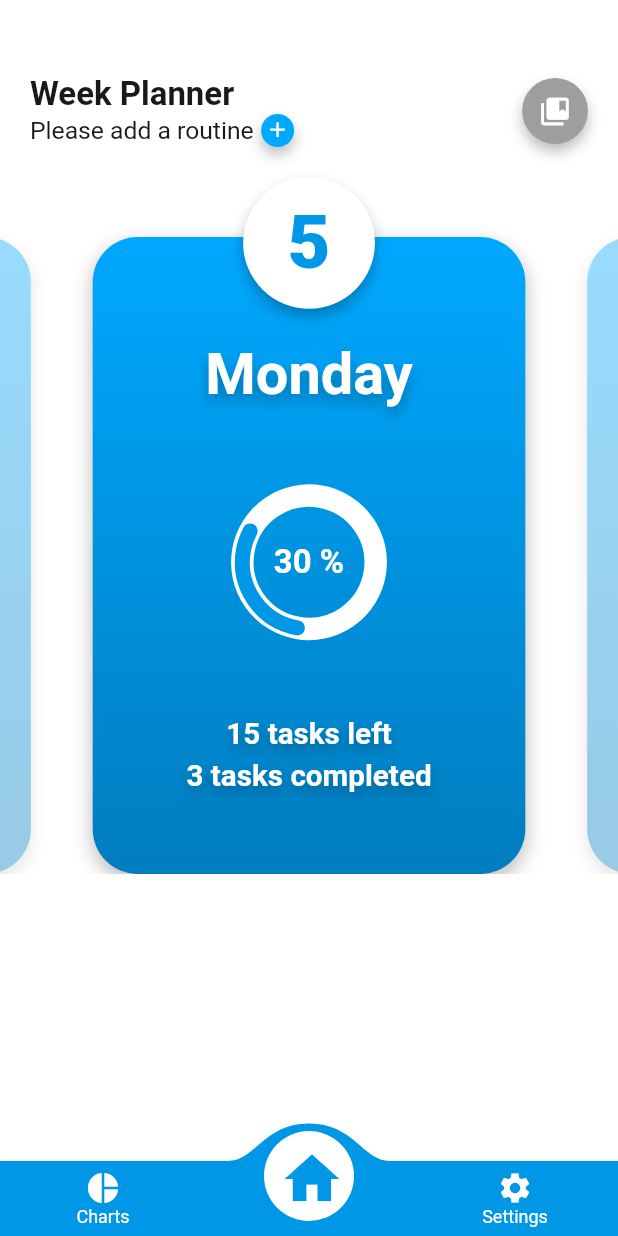
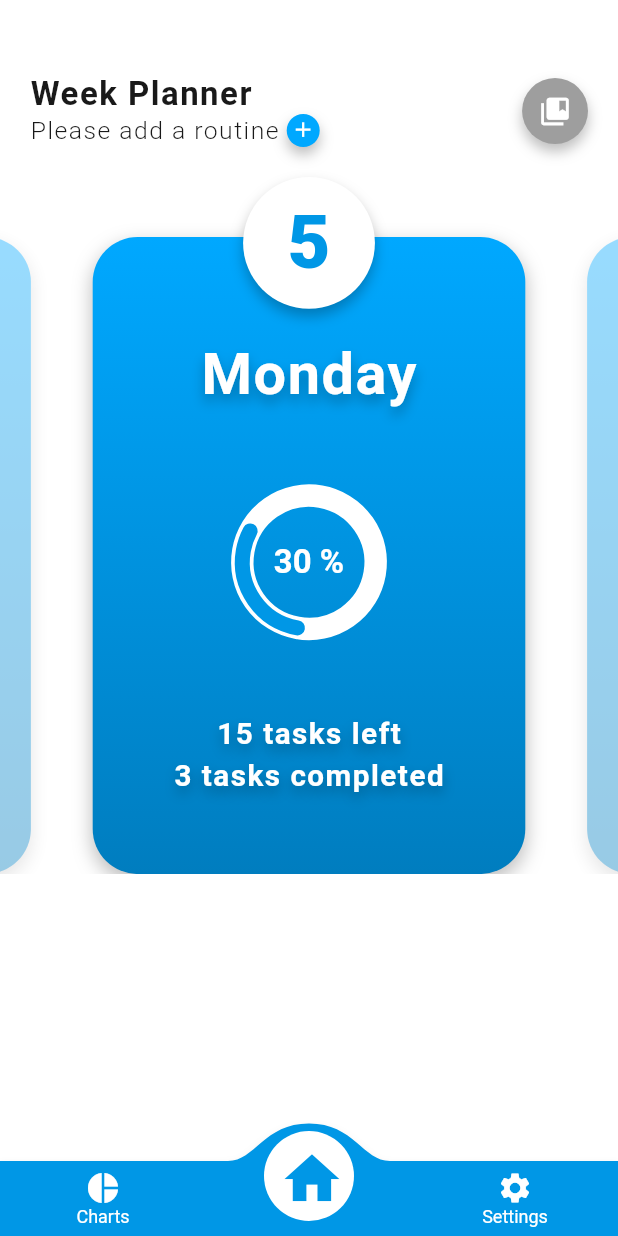
Before and after one commit to draxexx/plan_your_life, a Flutter app: the screen it shows after launch, on a phone screen of 412 x 824 dp. Run offline on Flutter 3.47's test engine with Material 2 defaults, Android fonts, the phone set to English and light mode, and no system bars; drawn by our look-alikes of convex_bottom_bar, sleek_circular_slider; Roboto replaces fonts that are missing (OpenSans).

Commit message:
add custom text builder

```diff
--- a/lang/en.json
+++ b/lang/en.json
@@ -16,6 +16,8 @@
   "what_is_your_task": "What is your task?",
   "select_a_category": "Select a category",
   "why_am_i_doing_this_task": "Why am I doing this task? (optional)",
+
+  "please_add_a_routine": "Please add a routine",
 
   "tasks": "Tasks",
 
--- a/lib/models/index.dart
+++ b/lib/models/index.dart
@@ -0,0 +1 @@
+export './text_parameter_model.dart';
--- a/lib/screens/routines/widgets/cards/card_item.dart
+++ b/lib/screens/routines/widgets/cards/card_item.dart
@@ -24,16 +24,30 @@ class CardItem extends StatelessWidget {
                   child: Column(
                     mainAxisAlignment: MainAxisAlignment.spaceEvenly,
                     children: [
-                      contentText(context, "Monday", false, MyColors.white, 35),
+                      textBuilder(
+                        AppLocalizations.of(context).translate("monday"),
+                        color: MyColors.white,
+                        textType: TextType.header_2,
+                        shadows: shadow1,
+                      ),
+                      // contentText(context, "Monday", false, MyColors.white, 35),
                       circularSlider(30, 90, 20, MyColors.white,
                           Theme.of(context).primaryColor, MyColors.white),
                       Column(
                         children: [
-                          contentText(context, "15 tasks left", false,
-                              MyColors.white, 18),
+                          textBuilder(
+                            "15 tasks left",
+                            color: MyColors.white,
+                            textType: TextType.header_3,
+                            shadows: shadow1,
+                          ),
                           const SizedBox(height: 5),
-                          contentText(context, "3 tasks completed", false,
-                              MyColors.white, 18),
+                          textBuilder(
+                            "3 tasks completed",
+                            color: MyColors.white,
+                            textType: TextType.header_3,
+                            shadows: shadow1,
+                          ),
                         ],
                       ),
                     ],
@@ -47,13 +61,10 @@ class CardItem extends StatelessWidget {
                 child: circleContainer(
                   80,
                   Center(
-                    child: Text(
+                    child: textBuilder(
                       "5",
-                      style: TextStyle(
-                        color: Theme.of(context).primaryColor,
-                        fontSize: getProportionateScreenWidth(45),
-                        fontWeight: FontWeight.w900,
-                      ),
+                      color: Theme.of(context).primaryColor,
+                      textType: TextType.header_4,
                     ),
                   ),
                   MyColors.white,
--- a/lib/screens/routines/widgets/top-bar/top_bar.dart
+++ b/lib/screens/routines/widgets/top-bar/top_bar.dart
@@ -10,19 +10,26 @@ class TopBar extends StatelessWidget {
       child: Row(
         children: [
           Expanded(
-            child: Container(
             child: Column(
               crossAxisAlignment: CrossAxisAlignment.start,
               children: [
                 Container(
-                    child: headerText(
-                        context, "app_title", true, MyColors.black, 20),
+                  // child: headerText(
+                  //     context, "app_title", true, MyColors.black, 20),
+                  child: textBuilder(
+                    AppLocalizations.of(context).translate("app_title"),
+                    textType: TextType.header_1,
+                  ),
                 ),
                 Row(
                   children: [
                     Container(
-                          child:
-                              subText(context, "Please add a routine", false)),
+                      child: textBuilder(
+                        AppLocalizations.of(context)
+                            .translate("please_add_a_routine"),
+                        textType: TextType.subText1,
+                      ),
+                    ),
                     const SizedBox(width: 5),
                     InkWell(
                       onTap: () {},
@@ -40,7 +47,6 @@ class TopBar extends StatelessWidget {
                   ],
                 ),
               ],
-              ),
             ),
           ),
           InkWell(
--- /dev/null
+++ b/lib/utils/enums.dart
@@ -0,0 +1,21 @@
+enum TextType {
+  header_1,
+  header_2,
+  header_3,
+  header_4,
+  body_1,
+  subText1,
+  subText2,
+  defaultText,
+  buttonText,
+  textButton,
+}
+
+enum InputType {
+  name,
+  surname,
+  email,
+  phone,
+  password,
+  required,
+}
--- a/lib/utils/index.dart
+++ b/lib/utils/index.dart
@@ -1,2 +1,5 @@
 export './size_config.dart';
 export './colors.dart';
+export './text_builder.dart';
+export './enums.dart';
+export './theme.dart';
--- /dev/null
+++ b/lib/utils/text_builder.dart
@@ -0,0 +1,113 @@
+import '../index.dart';
+
+// returns a custom text widget according to a given parameters
+Widget textBuilder(
+  String text, {
+  Color? color,
+  double? fontSize,
+  double? lineHeight,
+  double? letterSpacing,
+  FontWeight? fontWeight,
+  TextAlign? textAlign,
+  TextOverflow? overflow,
+  TextType textType = TextType.defaultText,
+  TextDecoration textDecoration = TextDecoration.none,
+  List<Shadow>? shadows,
+}) {
+  return CustomText(
+    text: text,
+    color: color ?? MyColors.black,
+    fontSize: fontSize ?? _textParameter(textType).fontSize,
+    lineHeight: lineHeight ?? _textParameter(textType).lineHeight,
+    letterSpacing: letterSpacing ?? _textParameter(textType).letterSpacing,
+    fontWeight: fontWeight ?? _textParameter(textType).fontWeight,
+    textAlign: textAlign ?? TextAlign.left,
+    overflow: overflow ?? TextOverflow.clip,
+    textDecoration: textDecoration,
+    shadows: shadows,
+  );
+}
+
+// returns TextParameterModel according to TextType
+// TextParameterModel contains fontSize, lineHeight, letterSpacing and, fontWeight
+TextParameterModel _textParameter(TextType textType) {
+  switch (textType) {
+    case TextType.header_1:
+      return const TextParameterModel(
+        fontSize: 20,
+        lineHeight: 0,
+        letterSpacing: 1,
+        fontWeight: FontWeight.w700,
+      );
+    case TextType.header_2:
+      return const TextParameterModel(
+        fontSize: 35,
+        lineHeight: 0,
+        letterSpacing: 1,
+        fontWeight: FontWeight.w700,
+      );
+    case TextType.header_3:
+      return const TextParameterModel(
+        fontSize: 18,
+        lineHeight: 0,
+        letterSpacing: 1,
+        fontWeight: FontWeight.w700,
+      );
+    case TextType.header_4:
+      return const TextParameterModel(
+        fontSize: 45,
+        lineHeight: 0,
+        letterSpacing: 1,
+        fontWeight: FontWeight.w900,
+      );
+    case TextType.body_1:
+      return const TextParameterModel(
+        fontSize: 10,
+        lineHeight: 0,
+        letterSpacing: 1,
+        fontWeight: FontWeight.w400,
+      );
+    case TextType.subText1:
+      return const TextParameterModel(
+        fontSize: 15,
+        lineHeight: 0,
+        letterSpacing: 1,
+        fontWeight: FontWeight.w300,
+      );
+    case TextType.subText2:
+      return const TextParameterModel(
+        fontSize: 10,
+        lineHeight: 0,
+        letterSpacing: 1,
+        fontWeight: FontWeight.w300,
+      );
+    case TextType.textButton:
+      return const TextParameterModel(
+        fontSize: 10,
+        lineHeight: 0,
+        letterSpacing: 1,
+        fontWeight: FontWeight.w400,
+      );
+    case TextType.buttonText:
+      return const TextParameterModel(
+        fontSize: 16,
+        lineHeight: 0,
+        letterSpacing: 1,
+        fontWeight: FontWeight.w700,
+      );
+    case TextType.defaultText:
+      return const TextParameterModel(
+        fontSize: 10,
+        lineHeight: 0,
+        letterSpacing: 1,
+        fontWeight: FontWeight.w400,
+      );
+    default:
+      return const TextParameterModel(
+        fontSize: 10,
+        lineHeight: 0,
+        letterSpacing: 1,
+        fontWeight: FontWeight.w400,
+      );
+  }
+}
--- /dev/null
+++ b/lib/widgets/custom_shadows.dart
@@ -0,0 +1,9 @@
+import '../index.dart';
+
+List<Shadow>? shadow1 = const [
+  BoxShadow(
+    color: Colors.black26,
+    blurRadius: 10,
+    offset: Offset(0, 5),
+  ),
+];
--- /dev/null
+++ b/lib/widgets/custom_text.dart
@@ -0,0 +1,44 @@
+import '../index.dart';
+
+class CustomText extends StatelessWidget {
+  const CustomText({
+    super.key,
+    required this.text,
+    required this.color,
+    required this.fontSize,
+    required this.fontWeight,
+    required this.lineHeight,
+    required this.textAlign,
+    required this.overflow,
+    required this.letterSpacing,
+    required this.textDecoration,
+    required this.shadows,
+  });
+
+  final String text;
+  final Color color;
+  final double fontSize, lineHeight, letterSpacing;
+  final FontWeight fontWeight;
+  final TextAlign textAlign;
+  final TextOverflow overflow;
+  final TextDecoration textDecoration;
+  final List<Shadow>? shadows;
+
+  @override
+  Widget build(BuildContext context) {
+    return Text(
+      text,
+      style: TextStyle(
+        color: color,
+        fontSize: getProportionateScreenWidth(fontSize),
+        fontWeight: fontWeight,
+        height: lineHeight,
+        letterSpacing: letterSpacing,
+        decoration: textDecoration,
+        shadows: shadows,
+      ),
+      textAlign: textAlign,
+      overflow: overflow,
+    );
+  }
+}
--- a/lib/widgets/index.dart
+++ b/lib/widgets/index.dart
@@ -1,5 +1,5 @@
 export './bottom_bar.dart';
-export './theme.dart';
 export './rounded_number_container.dart';
-export './text_style.dart';
 export './circular_slider.dart';
+export './custom_text.dart';
+export './custom_shadows.dart';
--- a/lib/widgets/text_style.dart
+++ /dev/null
@@ -1,42 +0,0 @@
-import '../index.dart';
-
-Text contentText(BuildContext context, String text, bool translate, Color color,
-    double size) {
-  return Text(
-    translate ? AppLocalizations.of(context).translate(text) : text,
-    style: TextStyle(
-      color: color,
-      fontSize: getProportionateScreenWidth(size),
-      fontWeight: FontWeight.bold,
-      shadows: const [
-        BoxShadow(
-          color: Colors.black26,
-          blurRadius: 10,
-          offset: Offset(0, 5),
-        ),
-      ],
-    ),
-  );
-}
-
-Text headerText(BuildContext context, String text, bool translate, Color color,
-    double size) {
-  return Text(
-    translate ? AppLocalizations.of(context).translate(text) : text,
-    style: TextStyle(
-      color: color,
-      fontSize: getProportionateScreenWidth(size),
-      fontWeight: FontWeight.bold,
-    ),
-  );
-}
-
-Text subText(BuildContext context, String text, bool translate) {
-  return Text(
-    translate ? AppLocalizations.of(context).translate(text) : text,
-    style: TextStyle(
-      color: MyColors.black,
-      fontSize: getProportionateScreenWidth(15),
-    ),
-  );
-}
```
Also changed, not shown: lib/models/text_parameter_model.dart (added, +15 -0 lines), lib/utils/theme.dart (renamed from lib/widgets/theme.dart). Lines whose indentation alone changed are shown as unchanged.
